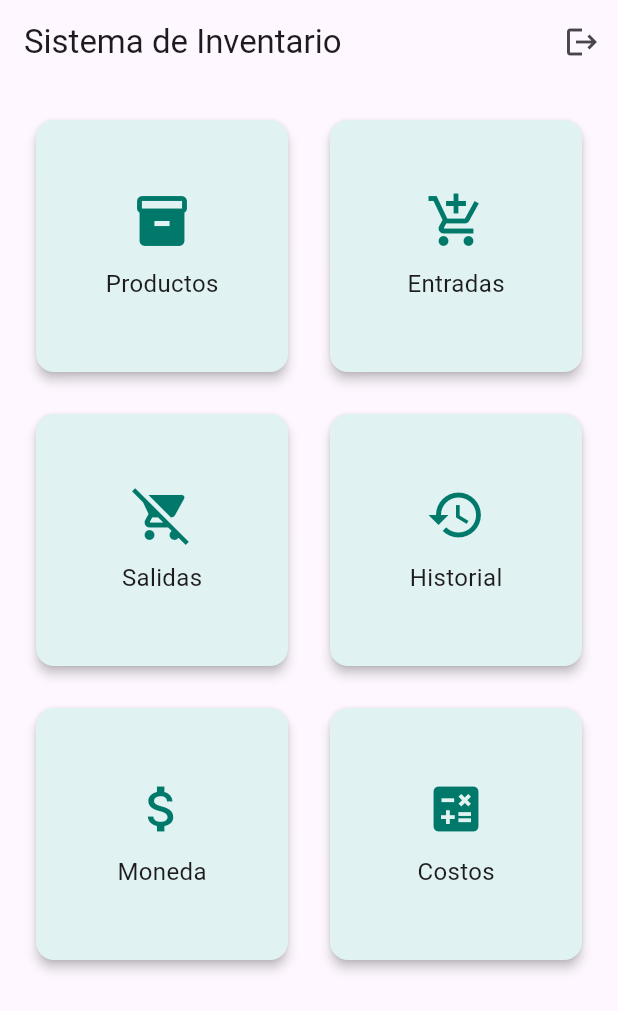
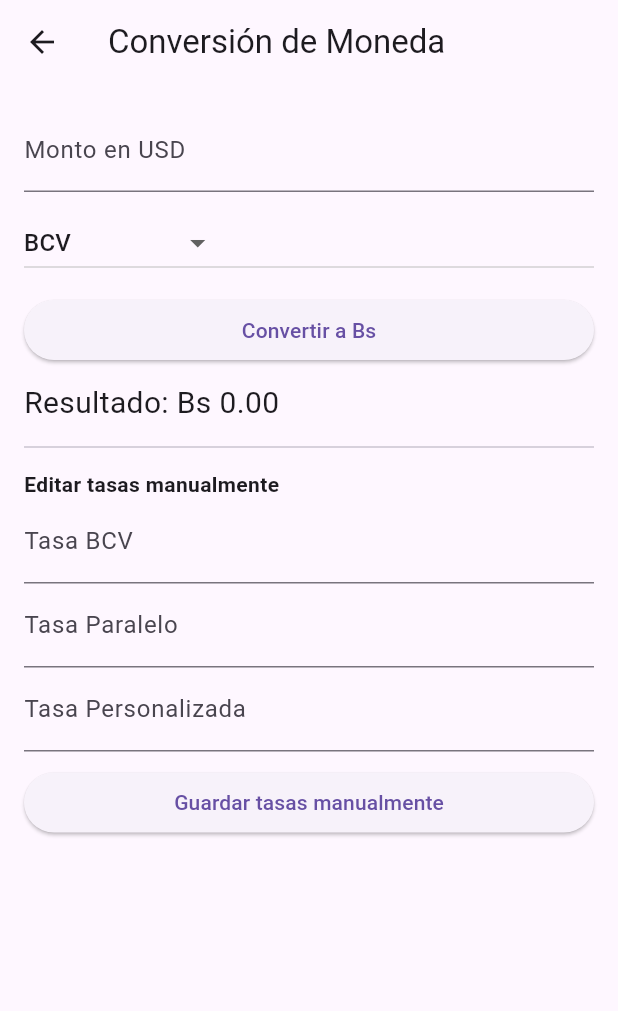
Before and after one commit to Leonardo13-code/app_inventario, a Flutter app: the screen it shows once a user with an empty profile is signed in, after a tap on "Moneda", on a phone screen of 412 x 824 dp. Shown: the top 1011 px of the screen. Run offline on Flutter 3.47's test engine with Material 3 defaults, Android fonts, the light colour scheme and no system bars; our stand-ins replace cloud_firestore, firebase_auth, firebase_core, shared_preferences; accounts and stored records are empty; network calls fail.

Commit message:
Modificaciones de archivos existentes y creacion de historial y moneda

```diff
--- a/lib/login_page.dart
+++ b/lib/login_page.dart
@@ -22,22 +22,28 @@ class _LoginPageState extends State<LoginPage> {
           email: emailController.text.trim(),
           password: passwordController.text.trim(),
         );
+        if (mounted) {
           ScaffoldMessenger.of(context).showSnackBar(
             const SnackBar(content: Text("Inicio de sesión exitoso")),
           );
+        }
       } else {
         await _auth.createUserWithEmailAndPassword(
           email: emailController.text.trim(),
           password: passwordController.text.trim(),
         );
+        if (mounted) {
           ScaffoldMessenger.of(context).showSnackBar(
             const SnackBar(content: Text("Registro exitoso")),
           );
         }
+      }
     } catch (e) {
+      if (mounted) {
         ScaffoldMessenger.of(context).showSnackBar(
           SnackBar(content: Text("Error: ${e.toString()}")),
         );
+      }
     }
   }
 
--- a/lib/main.dart
+++ b/lib/main.dart
@@ -1,6 +1,5 @@
 import 'package:flutter/material.dart';
 import 'package:firebase_core/firebase_core.dart';
-import 'login_page.dart';
 import 'auth_gate.dart';
 
 
--- /dev/null
+++ b/lib/moneda_page.dart
@@ -0,0 +1,132 @@
+import 'package:flutter/material.dart';
+import 'package:shared_preferences/shared_preferences.dart';
+
+class MonedaPage extends StatefulWidget {
+  const MonedaPage({super.key});
+
+  @override
+  State<MonedaPage> createState() => _MonedaPageState();
+}
+
+class _MonedaPageState extends State<MonedaPage> {
+  final TextEditingController montoCtrl = TextEditingController();
+
+  double tasaBCV = 38.50;
+  double tasaParalelo = 42.30;
+  double tasaPersonalizada = 40.00;
+  double resultado = 0.0;
+  String tasaSeleccionada = 'BCV';
+
+  @override
+  void initState() {
+    super.initState();
+    _cargarTasas();
+  }
+
+  Future<void> _cargarTasas() async {
+    final prefs = await SharedPreferences.getInstance();
+    setState(() {
+      tasaBCV = prefs.getDouble('tasa_bcv') ?? 38.50;
+      tasaParalelo = prefs.getDouble('tasa_paralelo') ?? 42.30;
+      tasaPersonalizada = prefs.getDouble('tasa_personalizada') ?? 40.00;
+    });
+  }
+
+  Future<void> _guardarTasas() async {
+    final prefs = await SharedPreferences.getInstance();
+    await prefs.setDouble('tasa_bcv', tasaBCV);
+    await prefs.setDouble('tasa_paralelo', tasaParalelo);
+    await prefs.setDouble('tasa_personalizada', tasaPersonalizada);
+  }
+
+  void _convertir() {
+    double monto = double.tryParse(montoCtrl.text) ?? 0.0;
+    double tasa;
+
+    switch (tasaSeleccionada) {
+      case 'BCV':
+        tasa = tasaBCV;
+        break;
+      case 'Paralelo':
+        tasa = tasaParalelo;
+        break;
+      case 'Promedio':
+        tasa = (tasaBCV + tasaParalelo) / 2;
+        break;
+      case 'Personalizada':
+        tasa = tasaPersonalizada;
+        break;
+      default:
+        tasa = tasaBCV;
+    }
+
+    setState(() {
+      resultado = monto * tasa;
+    });
+  }
+
+  @override
+  Widget build(BuildContext context) {
+    return Scaffold(
+      appBar: AppBar(title: const Text("Conversión de Moneda")),
+      body: Padding(
+        padding: const EdgeInsets.all(16.0),
+        child: ListView(
+          children: [
+            TextField(
+              controller: montoCtrl,
+              decoration: const InputDecoration(labelText: 'Monto en USD'),
+              keyboardType: TextInputType.number,
+            ),
+            const SizedBox(height: 10),
+            DropdownButton<String>(
+              value: tasaSeleccionada,
+              items: ['BCV', 'Paralelo', 'Promedio', 'Personalizada']
+                  .map((e) => DropdownMenuItem(value: e, child: Text(e)))
+                  .toList(),
+              onChanged: (value) {
+                setState(() {
+                  tasaSeleccionada = value!;
+                });
+              },
+            ),
+            const SizedBox(height: 10),
+            ElevatedButton(
+              onPressed: _convertir,
+              child: const Text('Convertir a Bs'),
+            ),
+            const SizedBox(height: 10),
+            Text('Resultado: Bs ${resultado.toStringAsFixed(2)}', style: const TextStyle(fontSize: 20)),
+
+            const Divider(height: 30),
+
+            const Text('Editar tasas manualmente', style: TextStyle(fontWeight: FontWeight.bold)),
+            TextField(
+              decoration: const InputDecoration(labelText: 'Tasa BCV'),
+              keyboardType: TextInputType.number,
+              onChanged: (v) => tasaBCV = double.tryParse(v) ?? tasaBCV,
+            ),
+            TextField(
+              decoration: const InputDecoration(labelText: 'Tasa Paralelo'),
+              keyboardType: TextInputType.number,
+              onChanged: (v) => tasaParalelo = double.tryParse(v) ?? tasaParalelo,
+            ),
+            TextField(
+              decoration: const InputDecoration(labelText: 'Tasa Personalizada'),
+              keyboardType: TextInputType.number,
+              onChanged: (v) => tasaPersonalizada = double.tryParse(v) ?? tasaPersonalizada,
+            ),
+            const SizedBox(height: 10),
+            ElevatedButton(
+              onPressed: () {
+                _guardarTasas();
+                ScaffoldMessenger.of(context).showSnackBar(const SnackBar(content: Text("Tasas guardadas")));
+              },
+              child: const Text("Guardar tasas manualmente"),
+            ),
+          ],
+        ),
+      ),
+    );
+  }
+}
--- a/lib/pantalla_principal.dart
+++ b/lib/pantalla_principal.dart
@@ -1,15 +1,24 @@
 import 'package:flutter/material.dart';
 import 'package:firebase_auth/firebase_auth.dart';
 import 'productos_page.dart';
+import 'historial_page.dart';
+import 'moneda_page.dart';
 
-class PantallaPrincipal extends StatelessWidget {
+class PantallaPrincipal extends StatefulWidget {
   const PantallaPrincipal({super.key});
 
-  void logout(BuildContext context) async {
+  @override
+  State<PantallaPrincipal> createState() => _PantallaPrincipalState();
+}
+
+class _PantallaPrincipalState extends State<PantallaPrincipal> {
+  Future<void> logout(BuildContext contextDelBoton) async {
     await FirebaseAuth.instance.signOut();
-    ScaffoldMessenger.of(context).showSnackBar(
-      const SnackBar(content: Text("Sesión cerrada")),
-    );
+    if (mounted) {
+      ScaffoldMessenger.of(context).showSnackBar(
+        const SnackBar(content: Text("Sesión cerrada")),
+      );
+    }
   }
 
   @override
@@ -37,11 +46,20 @@ class PantallaPrincipal extends StatelessWidget {
               MaterialPageRoute(builder: (_) => const ProductosPage()),
             );
           }),
-
           _crearOpcion(context, Icons.add_shopping_cart, "Entradas", () {}),
           _crearOpcion(context, Icons.remove_shopping_cart, "Salidas", () {}),
-          _crearOpcion(context, Icons.history, "Historial", () {}),
-          _crearOpcion(context, Icons.attach_money, "Moneda", () {}),
+          _crearOpcion(context, Icons.history, "Historial", () {
+            Navigator.push(
+              context,
+              MaterialPageRoute(builder: (_) => const HistorialPage()),
+            );
+          }),
+          _crearOpcion(context, Icons.attach_money, "Moneda", () {
+            Navigator.push(
+              context,
+              MaterialPageRoute(builder: (_) => const MonedaPage()),
+            );
+          }),
           _crearOpcion(context, Icons.calculate, "Costos", () {}),
         ],
       ),
--- a/pubspec.yaml
+++ b/pubspec.yaml
@@ -34,6 +34,8 @@ dependencies:
   firebase_auth: ^4.16.0
   cloud_firestore: ^4.15.4
   flutter_speed_dial: ^7.0.0
+  shared_preferences: ^2.2.2
+
 
   # The following adds the Cupertino Icons font to your application.
   # Use with the CupertinoIcons class for iOS style icons.
```
Also changed, not shown: lib/historial_page.dart (added, +66 -0 lines), lib/productos_page.dart (+107 -13 lines), flutter_01.png (added), pubspec.lock, 1 other file. Lines whose indentation alone changed are shown as unchanged.
